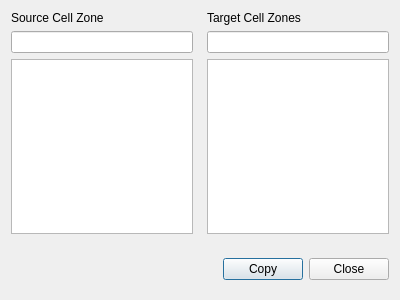
First picture: the form in baramFlow/view/setup/cell_zone_conditions/copy_dialog.ui, repository nextfoam/baram, before the edit.
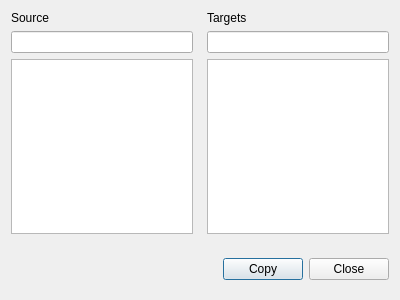
Second picture: the form after the edit.

The edit to the form file:
```diff
--- a/baramFlow/view/setup/cell_zone_conditions/copy_dialog.ui
+++ b/baramFlow/view/setup/cell_zone_conditions/copy_dialog.ui
@@ -44,7 +44,7 @@
          <item>
           <widget class="QLabel" name="label">
            <property name="text">
-            <string>Source Cell Zone</string>
+            <string>Source</string>
            </property>
           </widget>
          </item>
@@ -76,7 +76,7 @@
          <item>
           <widget class="QLabel" name="label_2">
            <property name="text">
-            <string>Target Cell Zones</string>
+            <string>Targets</string>
            </property>
           </widget>
          </item>
```
